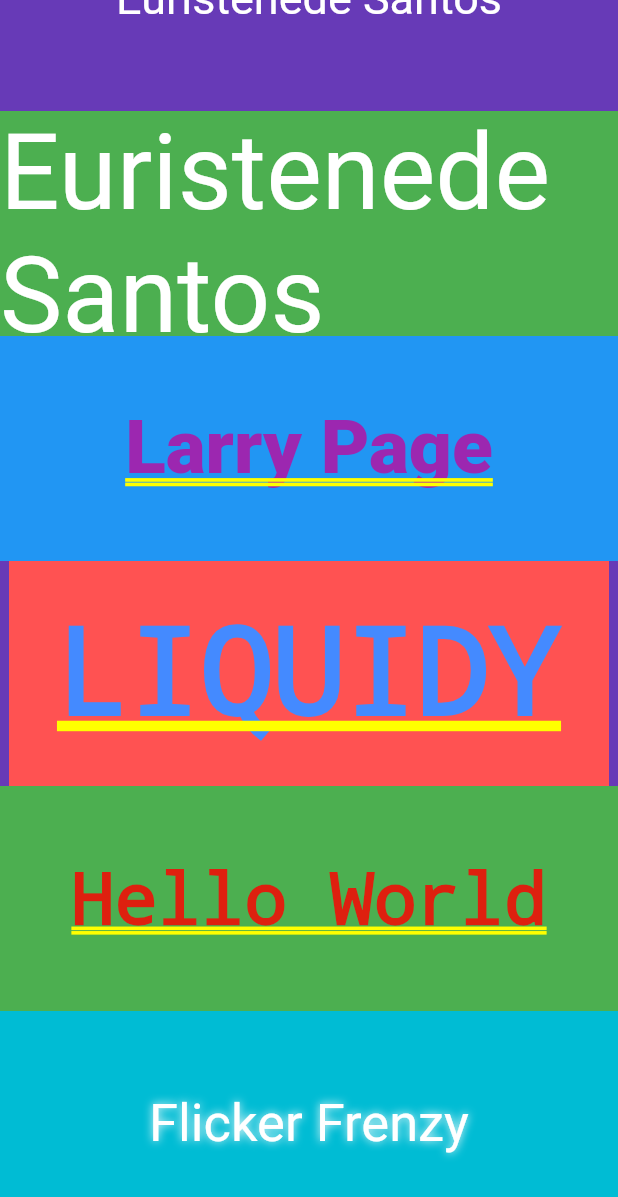
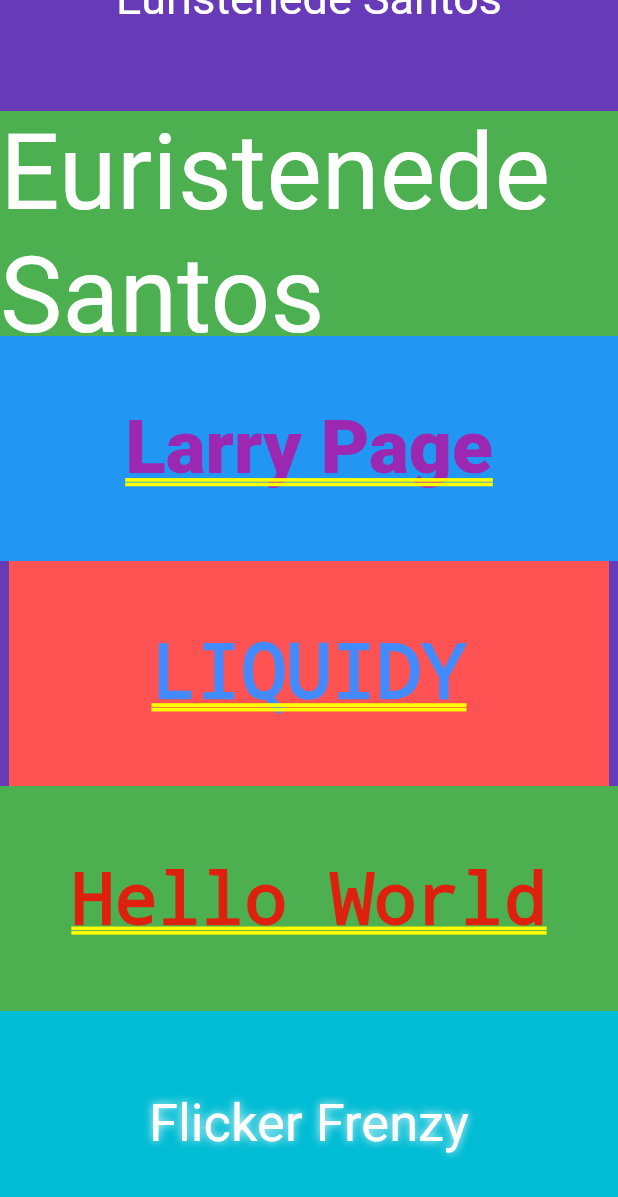
Before and after one commit to Euristenede/FlutterAnimateTextKit, a Flutter app: the screen it shows after launch, scrolled down 426 dp, on a phone screen of 412 x 824 dp. Shown: the top 1197 px of the screen. Run offline on Flutter 3.47's test engine with Material 2 defaults, Android fonts, the phone set to English and light mode, and no system bars; drawn by our look-alikes of animated_text_kit; Roboto replaces fonts that are missing (Agne, Canterbury, Horizon).

Commit message:
Adicionado a segunda parte da apresentação

```diff
--- a/lib/main.dart
+++ b/lib/main.dart
@@ -12,13 +12,11 @@ class MyApp extends StatelessWidget {
         debugShowCheckedModeBanner: false,
         title: 'Animações de Texto',
         theme: ThemeData(primarySwatch: Colors.blue),
-        home: MaterialHomePage()
-    );
+        home: MaterialHomePage());
   }
 }
 
 class MaterialHomePage extends StatelessWidget {
-
   static const colorizeColors = [
     Colors.purple,
     Colors.blue,
@@ -163,7 +161,7 @@ class MaterialHomePage extends StatelessWidget {
               waveColor: Colors.blueAccent,
               boxBackgroundColor: Colors.redAccent,
               textStyle: TextStyle(
-                fontSize: 80.0,
+                fontSize: 50.0,
                 fontWeight: FontWeight.bold,
               ),
             ),
```
Also changed, not shown: pubspec.yaml (+2 -55 lines), 1 other file. Lines whose indentation alone changed are shown as unchanged.
